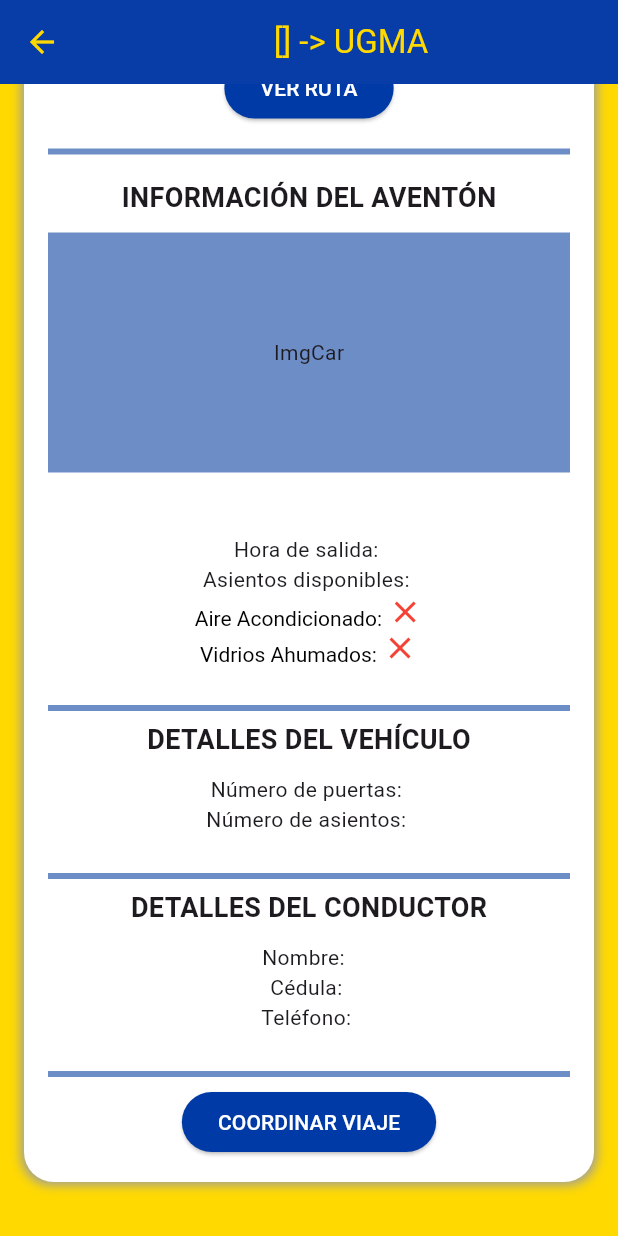
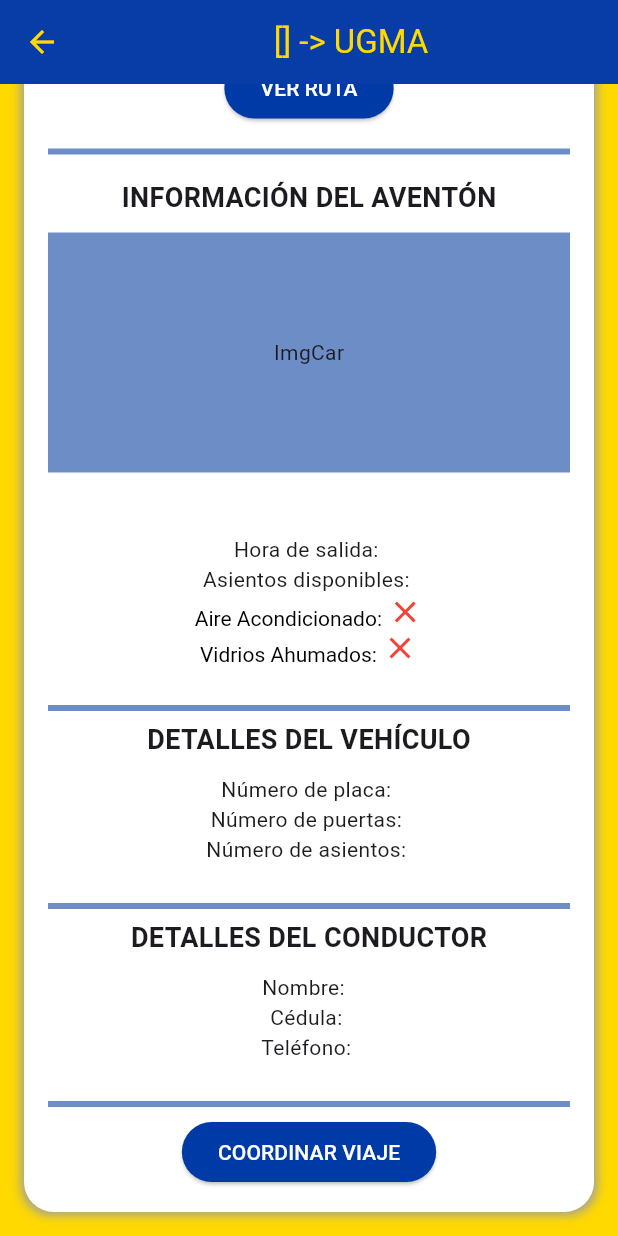
Before and after one commit to JoseL2119/ugmaventon-, a Flutter app: the InfoTravel screen opened by its route, scrolled down 313 dp, on a phone screen of 412 x 824 dp. Run offline on Flutter 3.47's test engine with Material 3 defaults, Android fonts, the phone set to English and light mode, and no system bars; our stand-ins replace cloud_firestore, firebase_auth, firebase_core, flutter_hooks, image_picker; missing offline and left inert: flutter_osm_interface, flutter_osm_plugin, pointer_interceptor; accounts and stored records are empty.

Commit message:
Añadi placa a info_travel

```diff
--- a/lib/pages/info_travel.dart
+++ b/lib/pages/info_travel.dart
@@ -246,6 +246,7 @@ class _InfoTravelPageState extends State<InfoTravel> {
                         ),
                       ),
                       const SizedBox(height: 10),
+                      Text("Número de placa: ${data['Placa'] ?? 'N/A'}"),
                       Text("Número de puertas: ${data['N_Puertas'] ?? 'N/A'}"),
                       Text(
                           "Número de asientos: ${data['N_Asientos'] ?? 'N/A'}"),
--- a/lib/routes/app_routes.dart
+++ b/lib/routes/app_routes.dart
@@ -16,7 +16,7 @@ import '../pages/Mapa2.dart'; // Ajusta la ruta según la ubicación real del ar
 import '../pages/MapaView.dart'; // Ajusta la ruta según la ubicación real del archivo
 
 class AppRoutes {
-  static const initialRoute = '/mytravel';
+  static const initialRoute = '/Select_Travel';
 
   static Route<dynamic> onGenerateRoute(RouteSettings settings) {
     switch (settings.name) {
```
